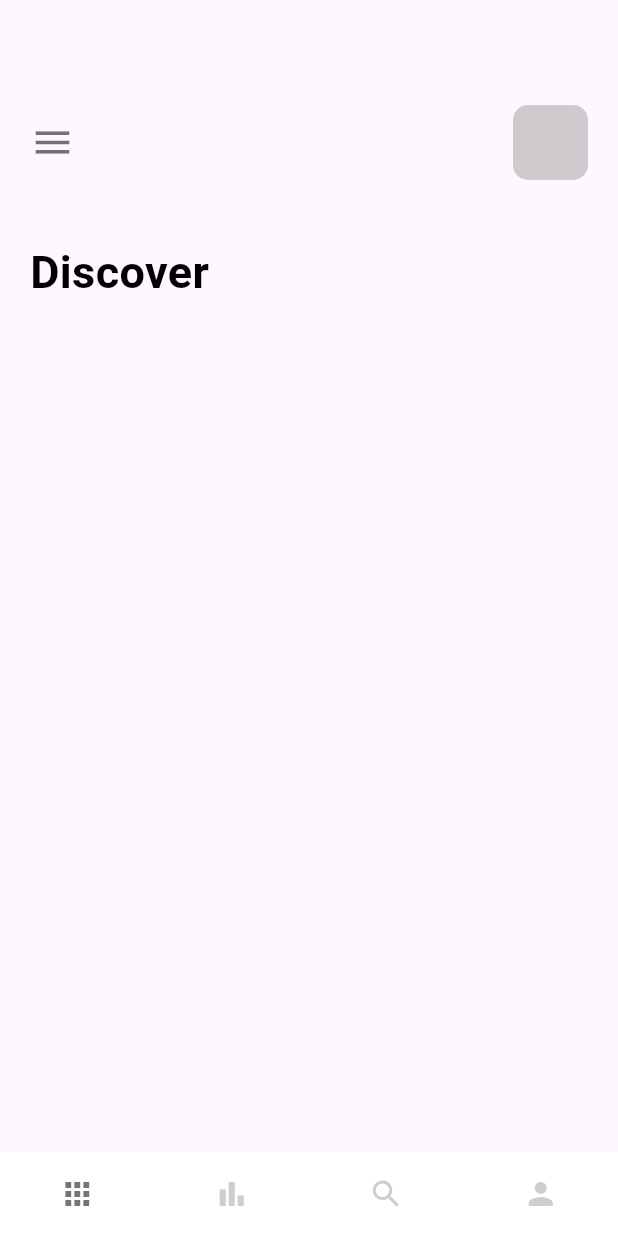
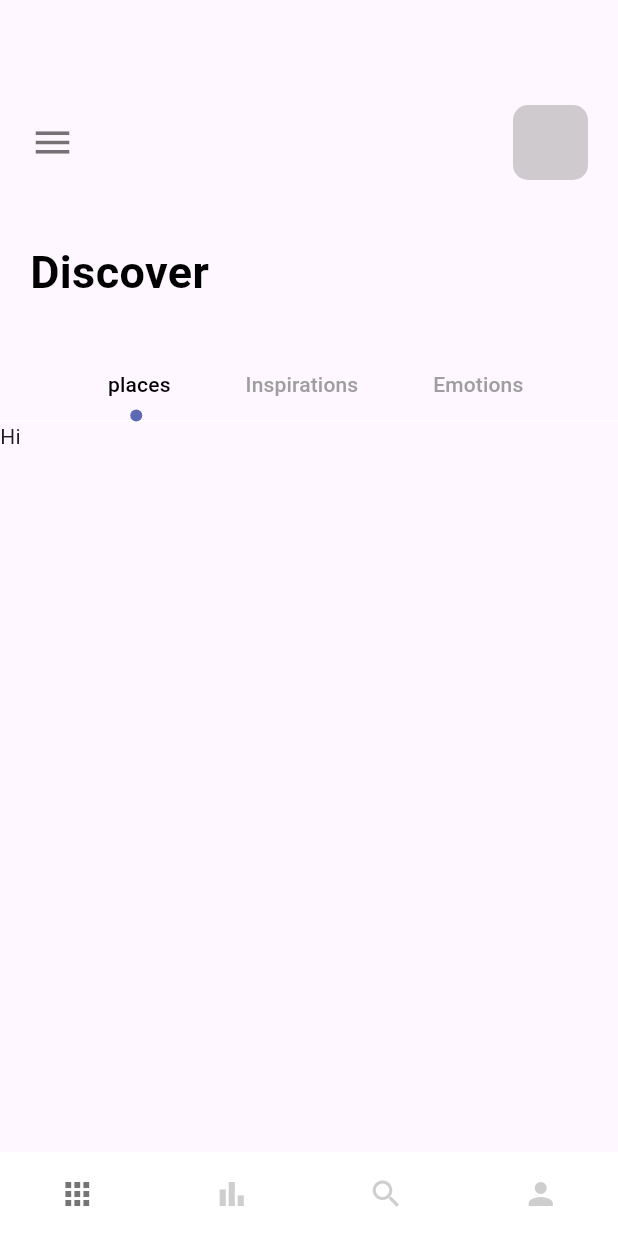
Before and after one commit to Harsh-trivs/TravelAppFlutter, a Flutter app: the screen it shows after launch, on a phone screen of 412 x 824 dp. Run offline on Flutter 3.47's test engine with Material 2 defaults, Android fonts, the phone set to English and light mode, and no system bars.

Commit message:
added tab bar in home page

```diff
--- a/lib/pages/navPages/home_page.dart
+++ b/lib/pages/navPages/home_page.dart
@@ -1,4 +1,5 @@
 import 'package:flutter/material.dart';
+import 'package:learning_demo/misc/colors.dart';
 import 'package:learning_demo/widgets/app_large_text.dart';
 
 class HomePage extends StatefulWidget {
@@ -8,9 +9,10 @@ class HomePage extends StatefulWidget {
   State<HomePage> createState() => _HomePageState();
 }
 
-class _HomePageState extends State<HomePage> {
+class _HomePageState extends State<HomePage> with TickerProviderStateMixin {
   @override
   Widget build(BuildContext context) {
+    TabController _tabController = TabController(length: 3, vsync: this);
     return Scaffold(
       body: Column(
         crossAxisAlignment: CrossAxisAlignment.start,
@@ -46,12 +48,63 @@ class _HomePageState extends State<HomePage> {
           SizedBox(
             height: 30,
           ),
-          //tabBar
-          // Container(
-          //   child: TabBar(tabs: []),
-          // )
+          // tabBar
+          Container(
+            child: Align(
+              alignment: Alignment.centerLeft,
+              child: TabBar(
+                  labelPadding: const EdgeInsets.only(left: 20, right: 30),
+                  labelColor: Colors.black,
+                  unselectedLabelColor: Colors.grey,
+                  controller: _tabController,
+                  isScrollable: true,
+                  dividerColor: Colors.white,
+                  indicator:
+                      CircleTabIndicator(color: AppColors.mainColor, radius: 4),
+                  tabs: [
+                    Tab(text: "places"),
+                    Tab(text: "Inspirations"),
+                    Tab(text: "Emotions"),
+                  ]),
+            ),
+          ),
+          Container(
+            height: 300,
+            width: double.maxFinite,
+            child: TabBarView(
+                controller: _tabController,
+                children: [Text("Hi"), Text("There"), Text("bye")]),
+          )
         ],
       ),
     );
   }
 }
+
+class CircleTabIndicator extends Decoration {
+  final Color color;
+  double radius;
+  CircleTabIndicator({required this.color, required this.radius});
+  @override
+  BoxPainter createBoxPainter([VoidCallback? onChanged]) {
+    // TODO: implement createBoxPainter
+    return _CirclePainter(color: color, radius: radius);
+  }
+}
+
+class _CirclePainter extends BoxPainter {
+  final Color color;
+  double radius;
+  _CirclePainter({required this.color, required this.radius});
+  @override
+  void paint(Canvas canvas, Offset offset, ImageConfiguration configuration) {
+    // TODO: implement paint
+    final Offset circleOffset = Offset(
+        configuration.size!.width / 2 - radius / 2,
+        configuration.size!.height - radius);
+    Paint _paint = Paint();
+    _paint.color = color;
+    _paint.isAntiAlias = true;
+    canvas.drawCircle(offset + circleOffset, radius, _paint);
+  }
+}
```
